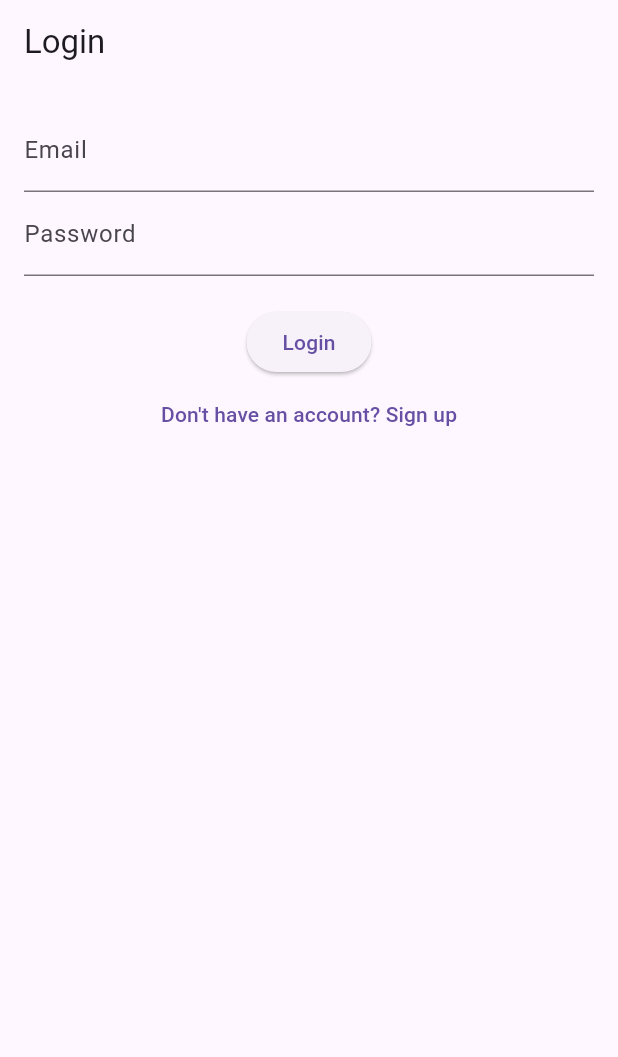
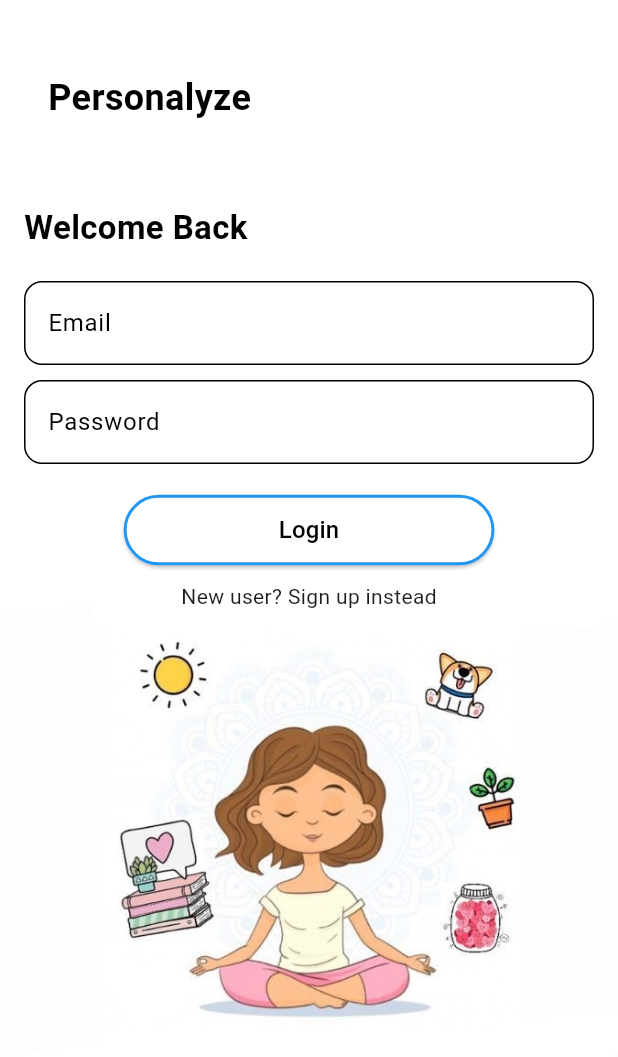
Before and after one commit to HariomTiwari404/personalyze, a Flutter app: the screen it shows after launch, on a phone screen of 412 x 824 dp. Shown: the top 1057 px of the screen. Run offline on Flutter 3.47's test engine with Material 3 defaults, Android fonts, the phone set to English and light mode, and no system bars; our stand-ins replace camera, firebase_auth, firebase_core, flutter_gemini, speech_to_text; accounts and stored records are empty.

```diff
--- a/lib/main.dart
+++ b/lib/main.dart
@@ -40,7 +40,7 @@ class LoginPage extends StatefulWidget {
   const LoginPage({super.key});
 
   @override
-  _LoginPageState createState() => _LoginPageState();
+  State<LoginPage> createState() => _LoginPageState();
 }
 
 class _LoginPageState extends State<LoginPage> {
@@ -51,8 +51,8 @@ class _LoginPageState extends State<LoginPage> {
   void login() async {
     try {
       await _auth.signInWithEmailAndPassword(
-        email: emailController.text,
-        password: passwordController.text,
+        email: emailController.text.trim(),
+        password: passwordController.text.trim(),
       );
       Navigator.pushReplacementNamed(context, '/home');
     } catch (e) {
@@ -65,26 +65,100 @@ class _LoginPageState extends State<LoginPage> {
   @override
   Widget build(BuildContext context) {
     return Scaffold(
-      appBar: AppBar(title: Text("Login")),
-      body: Padding(
-        padding: EdgeInsets.all(16.0),
-        child: Column(
-          children: [
-            TextField(
-                controller: emailController,
-                decoration: InputDecoration(labelText: "Email")),
-            TextField(
-                controller: passwordController,
-                decoration: InputDecoration(labelText: "Password"),
-                obscureText: true),
-            SizedBox(height: 20),
-            ElevatedButton(onPressed: login, child: Text("Login")),
-            TextButton(
-              onPressed: () => Navigator.pushNamed(context, '/signup'),
-              child: Text("Don't have an account? Sign up"),
+      backgroundColor: Colors.white,
+      body: Stack(
+        children: [
+          Padding(
+            padding: const EdgeInsets.only(top: 300.0),
+            child: Container(
+              decoration: BoxDecoration(
+                image: DecorationImage(
+                  image: AssetImage("assets/images/back2.jpg"),
+                ),
+              ),
             ),
-          ],
+          ),
+          Padding(
+            padding: const EdgeInsets.symmetric(horizontal: 16, vertical: 24),
+            child: Column(
+              crossAxisAlignment: CrossAxisAlignment.start,
+              children: [
+                const CustomHeader(title: "Personalyze"),
+                const SizedBox(height: 30),
+                const Text(
+                  "Welcome Back",
+                  style: TextStyle(
+                    fontWeight: FontWeight.bold,
+                    fontSize: 22,
+                    color: Colors.black,
+                  ),
+                ),
+                const SizedBox(height: 20),
+                _buildTextField(emailController, "Email"),
+                const SizedBox(height: 10),
+                _buildTextField(passwordController, "Password",
+                    isPassword: true),
+                const SizedBox(height: 20),
+                Center(
+                  child: SizedBox(
+                    width: MediaQuery.of(context).size.width * 0.6,
+                    child: ElevatedButton(
+                      onPressed: login,
+                      style: ElevatedButton.styleFrom(
+                        backgroundColor: Colors.white,
+                        shape: RoundedRectangleBorder(
+                          borderRadius: BorderRadius.circular(25),
+                          side: BorderSide(color: Colors.blue, width: 2),
+                        ),
+                        padding: const EdgeInsets.symmetric(
+                            vertical: 12, horizontal: 20),
+                      ),
+                      child: Text(
+                        "Login",
+                        style: TextStyle(fontSize: 16, color: Colors.black),
+                      ),
+                    ),
+                  ),
+                ),
+                const SizedBox(height: 10),
+                GestureDetector(
+                  onTap: () {
+                    Navigator.push(context,
+                        MaterialPageRoute(builder: (context) => SignUpPage()));
+                  },
+                  child: Center(child: Text("New user? Sign up instead")),
+                ),
+              ],
+            ),
+          ),
+        ],
+      ),
+    );
+  }
+
+  Widget _buildTextField(TextEditingController controller, String label,
+      {bool isPassword = false}) {
+    return TextField(
+      controller: controller,
+      obscureText: isPassword,
+      style: const TextStyle(color: Colors.black),
+      decoration: InputDecoration(
+        labelText: label,
+        labelStyle: const TextStyle(color: Colors.black),
+        border: OutlineInputBorder(
+          borderRadius: BorderRadius.circular(12),
+          borderSide: const BorderSide(color: Colors.black),
         ),
+        enabledBorder: OutlineInputBorder(
+          borderRadius: BorderRadius.circular(12),
+          borderSide: const BorderSide(color: Colors.black),
+        ),
+        focusedBorder: OutlineInputBorder(
+          borderRadius: BorderRadius.circular(12),
+          borderSide: const BorderSide(color: Colors.black),
+        ),
+        filled: true,
+        fillColor: Colors.white.withOpacity(0.2),
       ),
     );
   }
```
Also changed, not shown: assets/images/back2.jpg (added).
